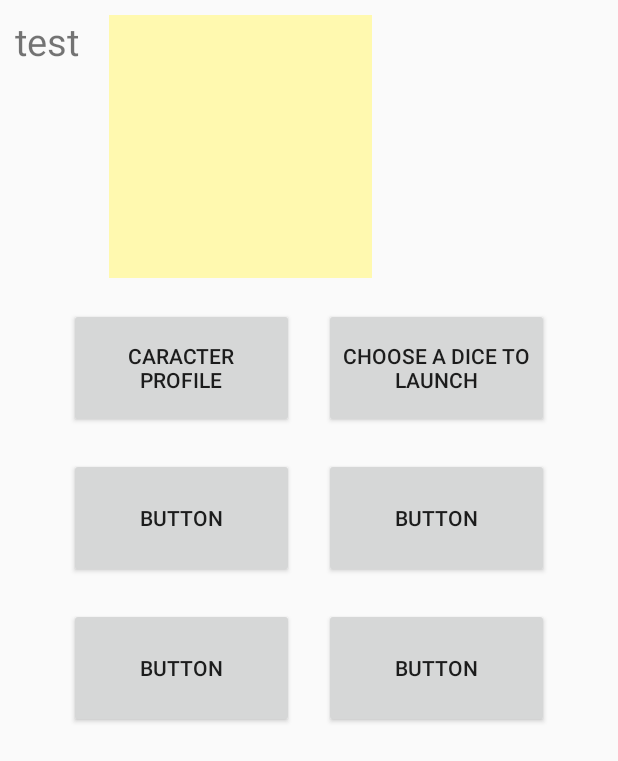
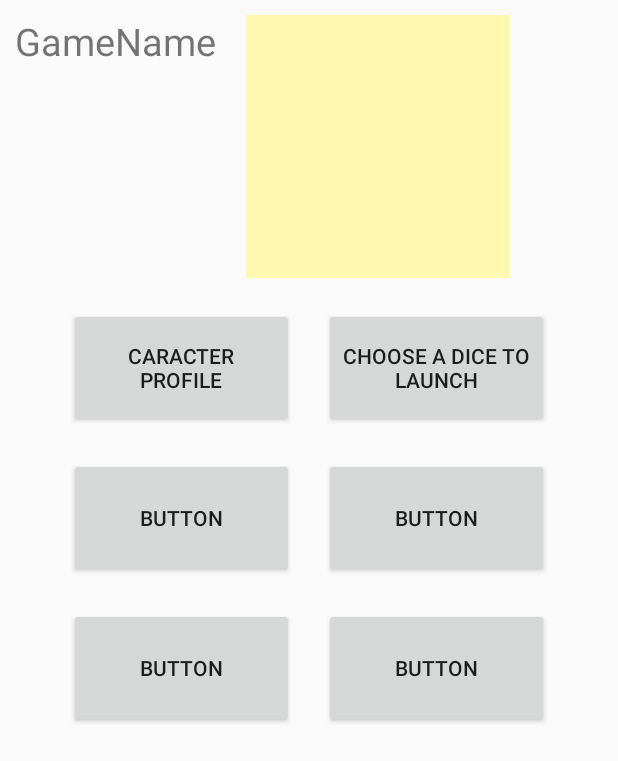
Before and after one commit to lucasporlier/PJS4, an Android app: the InGameMenuActivity screen opened directly, with no data from a screen before it, on a phone screen of 412 x 824 dp. Shown: the top 761 px of the screen. Run offline under Robolectric (Android 15) with nearby library versions, the phone set to English and light mode, and no system bars.

Commit message:
Carte du monde

```diff
--- a/app/src/main/java/com/pjs4/roleplaie/roleplaie/DiceActivity.java
+++ b/app/src/main/java/com/pjs4/roleplaie/roleplaie/DiceActivity.java
@@ -56,9 +56,9 @@ public class DiceActivity extends Activity {
     }
 
     /**
-     * Gives a random result between 1 and the max possible result of the chosen dice
+     * Display a random result between 1 and the max possible result of the chosen dice in a TextView
      *
-     * @param view
+     * @param view a view
      */
     public void launchDice(View view) {
         TextView tv = (TextView) findViewById(R.id.dicePlace);
--- a/app/src/main/java/com/pjs4/roleplaie/roleplaie/InGameMenuActivity.java
+++ b/app/src/main/java/com/pjs4/roleplaie/roleplaie/InGameMenuActivity.java
@@ -16,6 +16,15 @@ public class InGameMenuActivity extends Activity {
     protected void onCreate(Bundle savedInstanceState) {
         super.onCreate(savedInstanceState);
         setContentView(R.layout.menu_in_game);
+
+        /*
+        retrouver le nom de la partie et l'afficher
+
+        TextView textView = (TextView) findViewById(R.id.game_name);
+        textView.setText(gameName);
+         */
+
+
         Log.i("projet", "lancement du menu in game");
     }
 
@@ -30,4 +39,13 @@ public class InGameMenuActivity extends Activity {
         startActivity(intent2);
 
     }
+
+    public void miniMap(View view) {
+        Intent intent = new Intent(this, MiniMapActivity.class);
+        startActivity(intent);
+    }
+
+    public void seeCaractereProfile(View view) {
+
+    }
 }
--- a/app/src/main/res/layout/menu_in_game.xml
+++ b/app/src/main/res/layout/menu_in_game.xml
@@ -11,11 +11,12 @@
         >
 
         <TextView
+            android:id = "@+id/game_name"
             android:layout_width = "wrap_content"
             android:layout_height = "wrap_content"
             android:layout_margin = "10sp"
+            android:text = "GameName"
             android:textSize = "25sp"
-            android:text="test"
             />
 
         <ImageView
@@ -23,6 +24,7 @@
             android:layout_height = "@dimen/minimap_size"
             android:layout_margin = "10sp"
             android:background="@color/colorDefault"
+            android:onClick = "miniMap"
             />
 
     </LinearLayout >
@@ -38,6 +40,7 @@
             android:layout_width = "150sp"
             android:layout_height = "80sp"
             android:layout_margin = "10sp"
+            android:onClick = "seeCaractereProfile"
             android:text = "@string/caractere_profile"
             />
 
@@ -45,8 +48,8 @@
             android:layout_width = "150sp"
             android:layout_height = "80sp"
             android:layout_margin = "10sp"
+            android:onClick="chooseDice"
             android:text = "@string/launch_dice"
-            android:onClick="chooseDice"
             />
     </LinearLayout >
 
```
Also changed, not shown: app/src/main/java/com/pjs4/roleplaie/roleplaie/MiniMapActivity.java (added, +22 -0 lines), app/src/main/res/layout-land/map_layout.xml (added, +15 -0 lines).
